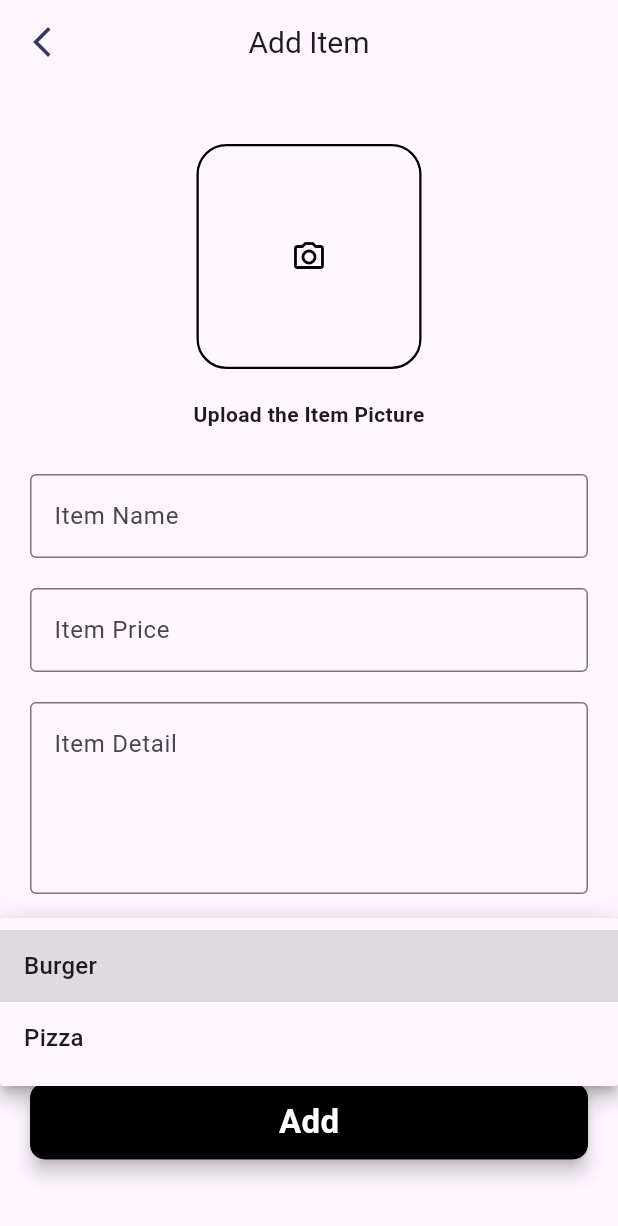
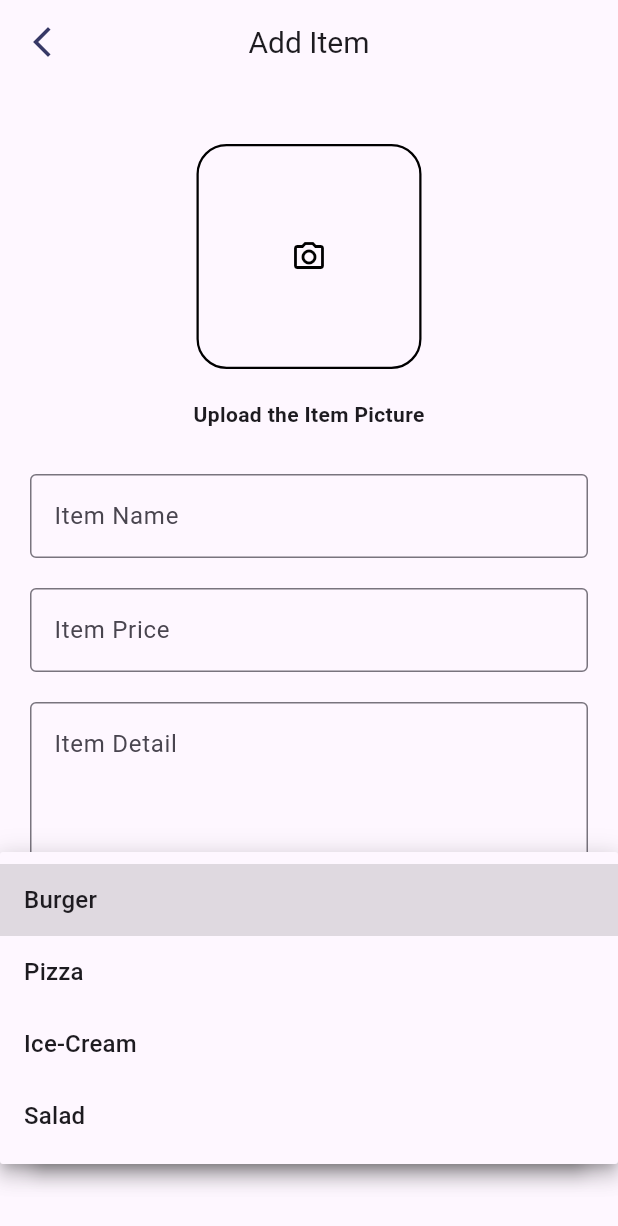
Before and after one commit to ChaminduGamage/Eat-More-App, a Flutter app: the AddFood screen opened directly, after a tap on "Select Category", on a phone screen of 412 x 824 dp. Shown: the top 1226 px of the screen. Run offline on Flutter 3.47's test engine with Material 3 defaults, Android fonts, the phone set to English and light mode, and no system bars; our stand-ins replace cloud_firestore, curved_navigation_bar, firebase_auth, firebase_core, firebase_storage, google_fonts and 3 more; accounts and stored records are empty.

Commit message:
refactor: Added items for food items list

```diff
--- a/lib/admin/add_food.dart
+++ b/lib/admin/add_food.dart
@@ -14,7 +14,7 @@ class AddFood extends StatefulWidget {
 }
 
 class _AddFoodState extends State<AddFood> {
-  final List<String> foodItems = ['Burger', 'Pizza'];
+  final List<String> foodItems = ['Burger', 'Pizza', 'Ice-Cream', 'Salad'];
   String? value;
   TextEditingController nameController = TextEditingController();
   TextEditingController priceController = TextEditingController();
```
